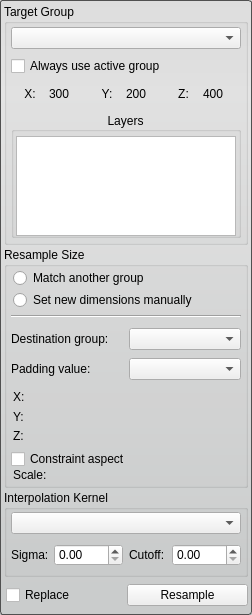
The window that Interface/ToolInterface/ResampleToolInterface.ui (jessdtate/Seg3D) describes before a commit, drawn with Qt 5.
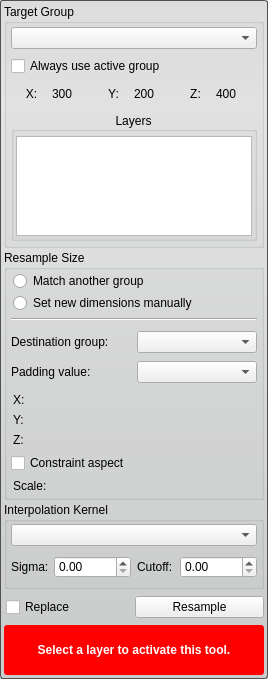
The same window after the commit. Custom widgets are drawn as their Qt base class.

Commit message: added a warning to the all the tools and filters for when the proper layer isnt selected.

```diff
--- a/Interface/ToolInterface/ResampleToolInterface.ui
+++ b/Interface/ToolInterface/ResampleToolInterface.ui
@@ -6,8 +6,8 @@
    <rect>
     <x>0</x>
     <y>0</y>
-    <width>252</width>
-    <height>615</height>
+    <width>268</width>
+    <height>679</height>
    </rect>
   </property>
   <property name="minimumSize">
@@ -807,21 +807,63 @@
      </layout>
     </widget>
    </item>
+   <item>
+    <widget class="QWidget" name="message_alert_" native="true">
+     <property name="minimumSize">
+      <size>
+       <width>0</width>
+       <height>32</height>
+      </size>
+     </property>
+     <property name="styleSheet">
+      <string notr="true">QLabel#message_{
+	color: white;
+	font: bold;
+}
+
+QWidget#message_alert_{
+	border-radius: 3px;
+	background-color: red;
+}</string>
+     </property>
+     <layout class="QHBoxLayout" name="horizontalLayout_8">
+      <property name="spacing">
+       <number>0</number>
+      </property>
+      <property name="margin">
+       <number>4</number>
+      </property>
+      <item>
+       <widget class="QLabel" name="message_">
+        <property name="text">
+         <string>Select a layer to activate this tool.</string>
+        </property>
+        <property name="alignment">
+         <set>Qt::AlignCenter</set>
+        </property>
+        <property name="wordWrap">
+         <bool>true</bool>
+        </property>
+       </widget>
+      </item>
+     </layout>
+    </widget>
+   </item>
   </layout>
  </widget>
  <customwidgets>
-  <customwidget>
-   <class>QtUtils::QtSliderDoubleCombo</class>
-   <extends>QWidget</extends>
-   <header location="global">QtUtils/Widgets/QtSliderDoubleCombo.h</header>
-   <container>1</container>
-  </customwidget>
   <customwidget>
    <class>QtUtils::QtSliderIntCombo</class>
    <extends>QWidget</extends>
    <header location="global">QtUtils/Widgets/QtSliderIntCombo.h</header>
    <container>1</container>
   </customwidget>
+  <customwidget>
+   <class>QtUtils::QtSliderDoubleCombo</class>
+   <extends>QWidget</extends>
+   <header location="global">QtUtils/Widgets/QtSliderDoubleCombo.h</header>
+   <container>1</container>
+  </customwidget>
  </customwidgets>
  <resources/>
  <connections/>
```
The commit also changes 67 other files.
